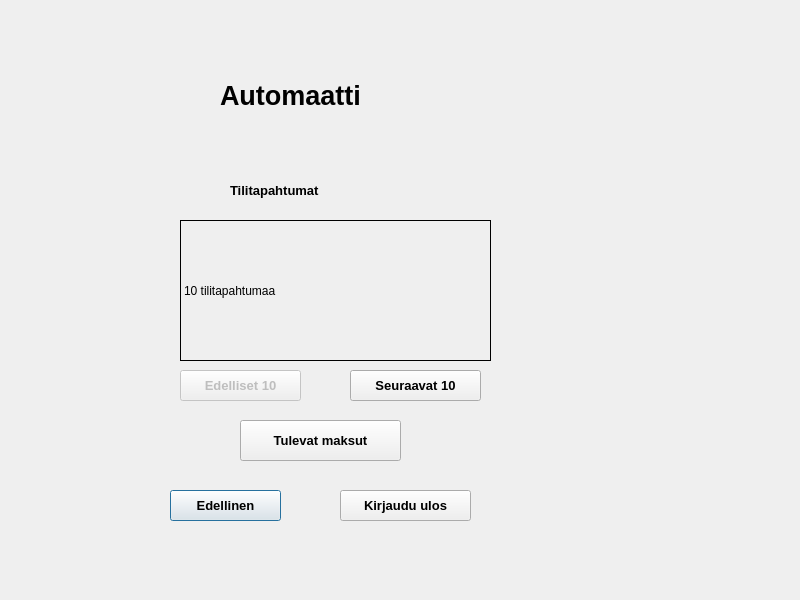
First picture: the form in qt_frontend/ATM/tilitapahtumat.ui, repository ssaukkonen/BankSimul_ryhma_31, before the edit.
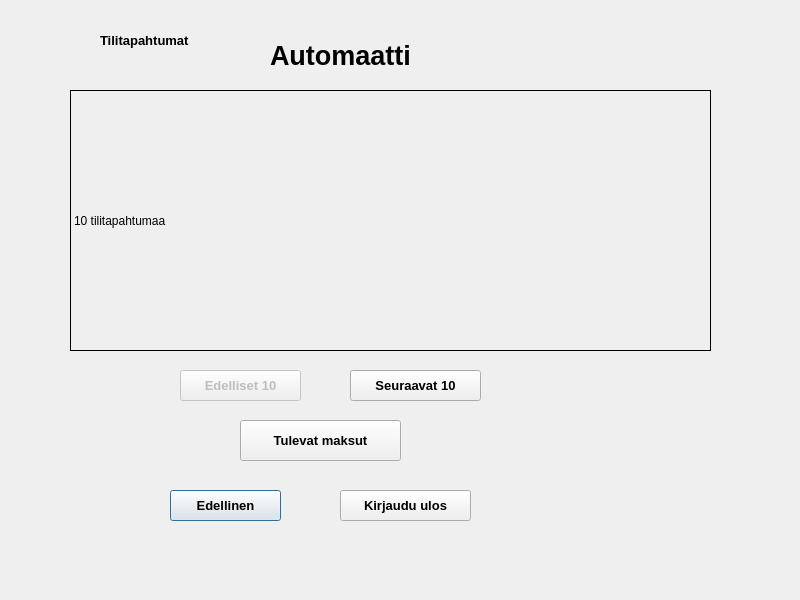
Second picture: the form after the edit.

Commit message: tilitapahtumat kesken

```diff
--- a/qt_frontend/ATM/tilitapahtumat.ui
+++ b/qt_frontend/ATM/tilitapahtumat.ui
@@ -16,8 +16,8 @@
   <widget class="QLabel" name="label">
    <property name="geometry">
     <rect>
-     <x>220</x>
-     <y>40</y>
+     <x>270</x>
+     <y>0</y>
      <width>201</width>
      <height>111</height>
     </rect>
@@ -56,8 +56,8 @@
   <widget class="QLabel" name="label_2">
    <property name="geometry">
     <rect>
-     <x>230</x>
-     <y>170</y>
+     <x>100</x>
+     <y>20</y>
      <width>201</width>
      <height>41</height>
     </rect>
@@ -96,10 +96,10 @@
   <widget class="QLabel" name="label_3">
    <property name="geometry">
     <rect>
-     <x>180</x>
-     <y>220</y>
-     <width>311</width>
-     <height>141</height>
+     <x>70</x>
+     <y>90</y>
+     <width>641</width>
+     <height>261</height>
     </rect>
    </property>
    <property name="frameShape">
```
Left out of the diff: 6 changed lines with no effect on the pictures. The commit also changes 18 other files.
